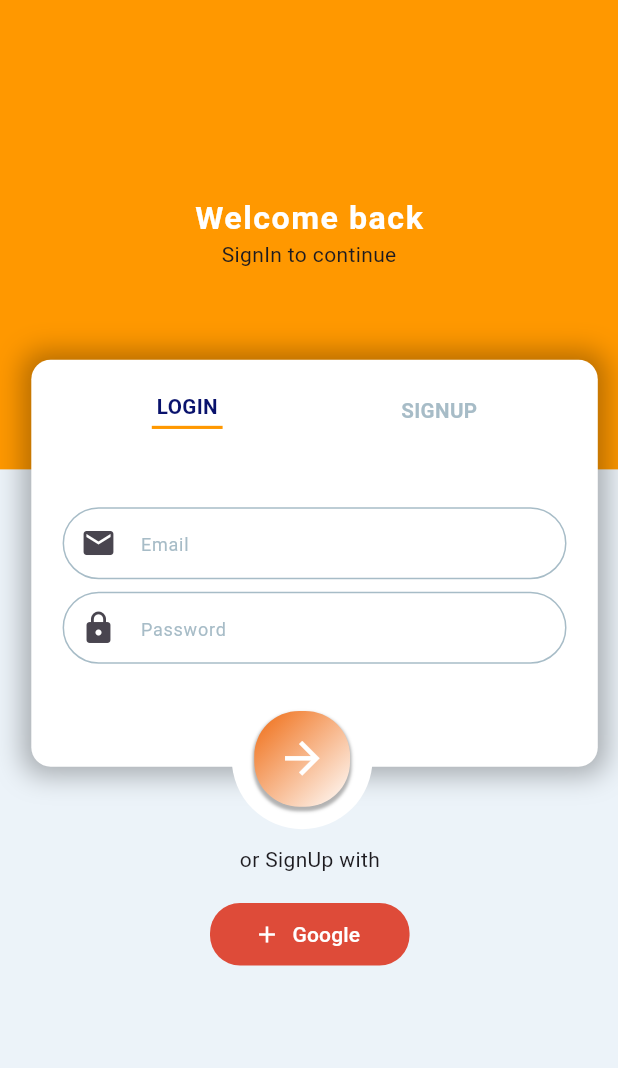
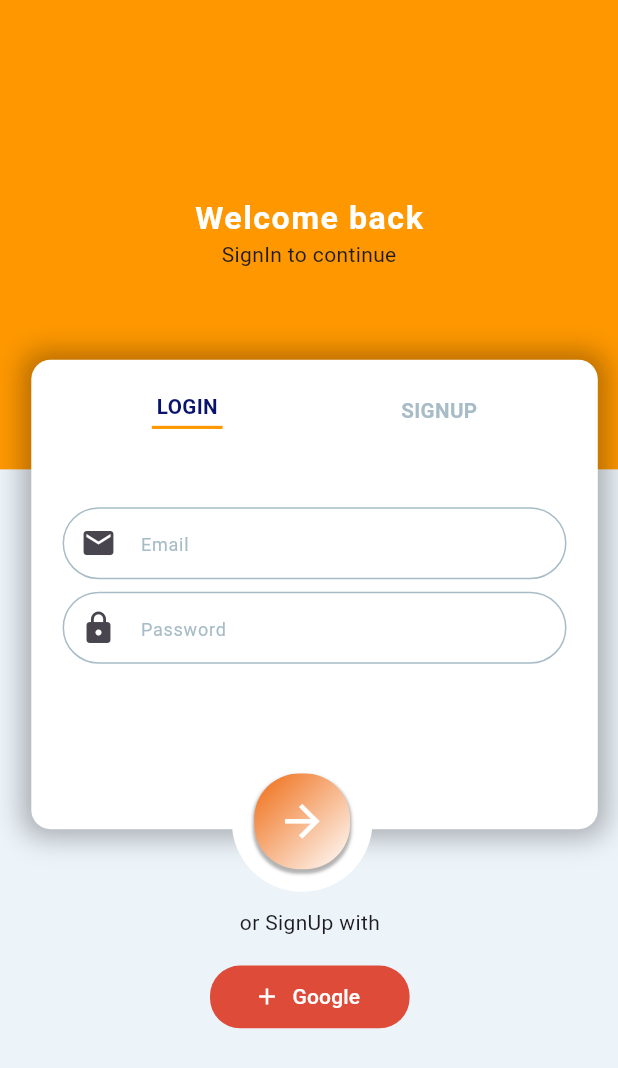
Before and after one commit to CHOIGOYO/flutter_chat_app, a Flutter app: the screen it shows after launch, on a phone screen of 412 x 824 dp. Shown: the top 1068 px of the screen. Run offline on Flutter 3.47's test engine with Material 3 defaults, Android fonts, the phone set to English and light mode, and no system bars; our stand-ins replace flutter_screenutil.

```diff
--- a/lib/views/main_screen.dart
+++ b/lib/views/main_screen.dart
@@ -10,14 +10,30 @@ class LoginSignUpScreen extends StatefulWidget {
 }
 
 class _LoginSignUpScreenState extends State<LoginSignUpScreen> {
+  final _formKey = GlobalKey<FormState>();
   // 로그인 유무
   bool isSignupScreen = false;
+  String userName = '';
+  String userEmail = '';
+  String userPassword = '';
+
+  void _tryValidation() {
+    final isValid = _formKey.currentState!.validate();
+    if (isValid) {
+      _formKey.currentState!.save(); // onSaved 메서드 동작하게 됨
+    }
+  }
+
   @override
   Widget build(BuildContext context) {
-    return SafeArea(
-      child: Scaffold(
+    return Scaffold(
       backgroundColor: Palette.backgroundColor,
-        body: Stack(
+      body: SafeArea(
+        child: GestureDetector(
+          onTap: () {
+            FocusScope.of(context).unfocus();
+          },
+          child: Stack(
             children: [
               // 배경
               Positioned(
@@ -39,7 +55,8 @@ class _LoginSignUpScreenState extends State<LoginSignUpScreen> {
                                   letterSpacing: 1.0,
                                   fontSize: 25.sp,
                                   fontWeight: FontWeight.w700,
-                                color: const Color.fromARGB(255, 255, 255, 255),
+                                  color:
+                                      const Color.fromARGB(255, 255, 255, 255),
                                 ),
                                 children: [
                                   TextSpan(
@@ -73,7 +90,7 @@ class _LoginSignUpScreenState extends State<LoginSignUpScreen> {
                 duration: const Duration(milliseconds: 500),
                 child: AnimatedContainer(
                   padding: EdgeInsets.all(20.h),
-                height: isSignupScreen ? 280.h : 260.h,
+                  height: isSignupScreen ? 320.h : 300.h,
                   width: 1.sw - 40.w,
                   margin: EdgeInsets.symmetric(horizontal: 20.0.h),
                   decoration: BoxDecoration(
@@ -154,14 +171,35 @@ class _LoginSignUpScreenState extends State<LoginSignUpScreen> {
                         margin:
                             EdgeInsets.only(top: isSignupScreen ? 30.h : 50.h),
                         child: Form(
+                          key: _formKey,
+                          child: SingleChildScrollView(
+                            padding: EdgeInsets.only(
+                                bottom:
+                                    MediaQuery.of(context).viewInsets.bottom +
+                                        20),
                             child: Column(
                               children: [
-                            TextField(
+                                TextFormField(
+                                  key: const ValueKey(1),
+                                  validator: (value) {
+                                    if (value == null) {
+                                      return 'is Empty';
+                                    } else {
+                                      // value is not null
+                                      if (!value.contains('@')) {
+                                        return 'Please enter at valid email adress.';
+                                      }
+                                    }
+                                    return null;
+                                  },
+                                  onSaved: (value) {
+                                    userEmail = value!;
+                                  },
                                   decoration: InputDecoration(
                                       prefixIcon: const Icon(
                                         Icons.email,
                                       ),
-                                  // focusedBorder  포커스가 들어가도 아웃라인을 설정한 대로 유지하기위해
+                                      // focusedBorder  포커스가 들어가도 아웃라인을 설정한 대로 유지하기위
                                       focusedBorder: OutlineInputBorder(
                                         borderSide: const BorderSide(
                                             color: Palette.textColor1),
@@ -185,7 +223,31 @@ class _LoginSignUpScreenState extends State<LoginSignUpScreen> {
                                 SizedBox(
                                   height: 8.h,
                                 ),
-                            TextField(
+                                TextFormField(
+                                  key: const ValueKey(2),
+                                  validator: (value) {
+                                    if (isSignupScreen) {
+                                      // 회원가입 시 비밀번호 필드 Not null
+                                      if (value != null) {
+                                        if (value.length < 8) {
+                                          // 회원가입 시 비밀번호를 8자리 미만으로 입력했을 때
+                                          return 'Password must be at least 7 characters long.';
+                                        }
+                                      } else {
+                                        // 회원가입 시 비밀번호 필드 null
+                                        return 'is Empty';
+                                      }
+                                    } else {
+                                      // 로그인 시 비밀번호 필드
+                                      if (value == null) {
+                                        return 'is Empty';
+                                      }
+                                    }
+                                    return null;
+                                  },
+                                  onSaved: (value) {
+                                    userPassword = value!;
+                                  },
                                   decoration: InputDecoration(
                                       prefixIcon: const Icon(
                                         Icons.lock,
@@ -215,7 +277,17 @@ class _LoginSignUpScreenState extends State<LoginSignUpScreen> {
                                   height: 8.h,
                                 ),
                                 if (isSignupScreen)
-                              TextField(
+                                  TextFormField(
+                                    validator: (value) {
+                                      if (value == null) {
+                                        return 'is Empty';
+                                      }
+                                      return null;
+                                    },
+                                    onSaved: (value) {
+                                      userName = value!;
+                                    },
+                                    key: const ValueKey(3),
                                     decoration: InputDecoration(
                                         prefixIcon: const Icon(
                                           Icons.account_circle,
@@ -239,9 +311,11 @@ class _LoginSignUpScreenState extends State<LoginSignUpScreen> {
                                         hintStyle: TextStyle(
                                             fontSize: 14.sp,
                                             color: Palette.textColor1),
-                                    contentPadding: const EdgeInsets.all(10)),
+                                        contentPadding:
+                                            const EdgeInsets.all(10)),
                                   )
                               ],
+                            ),
                           ),
                         ),
                       )
@@ -251,7 +325,7 @@ class _LoginSignUpScreenState extends State<LoginSignUpScreen> {
               ),
               // 동그란 원모양 버튼 ->
               AnimatedPositioned(
-              top: isSignupScreen ? 460.h : 440.h,
+                top: isSignupScreen ? 500.h : 480.h,
                 // right: 10,
                 left: 180.w,
                 duration: const Duration(milliseconds: 500),
@@ -264,6 +338,10 @@ class _LoginSignUpScreenState extends State<LoginSignUpScreen> {
                       borderRadius: BorderRadius.circular(50)),
                   child: Padding(
                     padding: const EdgeInsets.all(15.0),
+                    child: GestureDetector(
+                      onTap: () {
+                        _tryValidation();
+                      },
                       child: Container(
                         decoration: BoxDecoration(
                           boxShadow: [
@@ -293,9 +371,10 @@ class _LoginSignUpScreenState extends State<LoginSignUpScreen> {
                     ),
                   ),
                 ),
+              ),
               // 버튼 하단 글씨 및 구글 버튼
               AnimatedPositioned(
-              top: isSignupScreen ? 1.sh - 230.h : 1.sh - 250.h,
+                top: isSignupScreen ? 1.sh - 190.h : 1.sh - 210.h,
                 left: 140,
                 duration: const Duration(milliseconds: 500),
                 child: Column(
@@ -320,6 +399,7 @@ class _LoginSignUpScreenState extends State<LoginSignUpScreen> {
             ],
           ),
         ),
+      ),
     );
   }
 }
```
Lines whose indentation alone changed are shown as unchanged.
